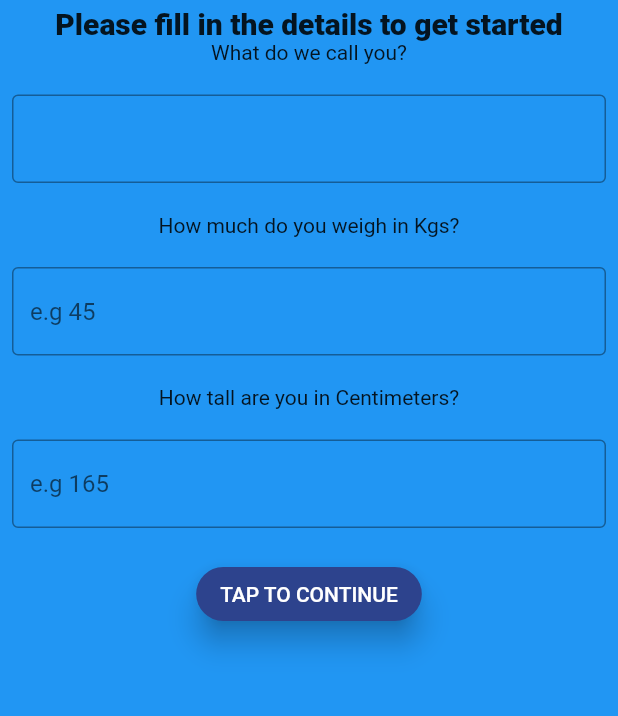
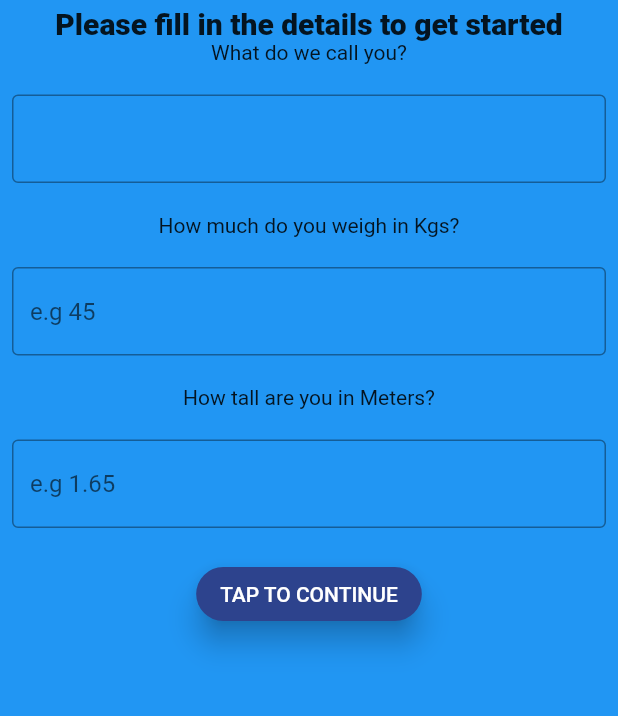
Before and after one commit to hngi/Team-wonderwoman-mobile, a Flutter app: the UserDetails screen opened directly, on a phone screen of 412 x 824 dp, the part 90-806 px from its top. Run offline on Flutter 3.47's test engine with Material 2 defaults, Android fonts, the phone set to English and light mode, and no system bars; our stand-ins replace flutter_svg, shared_preferences; accounts and stored records are empty; Roboto replaces fonts that are missing (Work Sans/WorkSans-Bold, Work Sans/WorkSans-Regular).

Commit message:
Added some functionality

```diff
--- a/lib/screens/details.dart
+++ b/lib/screens/details.dart
@@ -40,6 +40,7 @@ class UserDetails extends StatelessWidget {
                     Padding(
                         padding: const EdgeInsets.symmetric(horizontal: 8.0, vertical: 20),
                         child: TextFormField(
+                          keyboardType: TextInputType.text,
                           controller: nameTextController,
                           decoration: InputDecoration(
                             border: OutlineInputBorder(),
@@ -56,7 +57,7 @@ class UserDetails extends StatelessWidget {
                     Padding(
                         padding: const EdgeInsets.symmetric(horizontal: 8.0, vertical: 20),
                         child: TextFormField(
-                          keyboardType: TextInputType.numberWithOptions(),
+                          keyboardType: TextInputType.number,
                           controller: weightTextController,
                           decoration: InputDecoration(
                             border: OutlineInputBorder(),
@@ -69,16 +70,16 @@ class UserDetails extends StatelessWidget {
                             return null;
                           },
                         )),
-                    Text('How tall are you in Centimeters?',
+                    Text('How tall are you in Meters?',
                     style:fontSytle),
                     Padding(
                         padding: const EdgeInsets.symmetric(horizontal: 8.0, vertical: 20),
                         child: TextFormField(
-                          keyboardType: TextInputType.numberWithOptions(),
+                          keyboardType: TextInputType.number,
                           controller: heightTextController,
                           decoration: InputDecoration(
                             border: OutlineInputBorder(),
-                            hintText: 'e.g 165',
+                            hintText: 'e.g 1.65',
                           ),
                           validator: (value) {
                             if (value.isEmpty) {
--- a/lib/userData.dart
+++ b/lib/userData.dart
@@ -22,7 +22,7 @@ class SharedPreferencesHelper{
     return  pref.setString(_kUserName, name);
 
   }
- Future<String>getUserName()async{
+  Future<String>getUserName()async{
    SharedPreferences pref= await SharedPreferences.getInstance();
    return pref.getString(_kUserName)?? 'User';
 
@@ -35,7 +35,7 @@ class SharedPreferencesHelper{
   }
   Future<String>getUserWeight()async{
     SharedPreferences pref= await SharedPreferences.getInstance();
-    return pref.getString(_kUserWeight) ?? '';
+    return pref.getString(_kUserWeight);
 
 
   }
@@ -47,7 +47,7 @@ class SharedPreferencesHelper{
   }
   Future<String>getUserHeight()async{
     SharedPreferences pref= await SharedPreferences.getInstance();
-    return pref.getString(_kUserHeight)?? '';
+    return pref.getString(_kUserHeight);
 
 
   }
```
Also changed, not shown: lib/screens/profile.dart (+60 -4 lines), lib/widgets/bottom_navigation.dart (+8 -5 lines).
